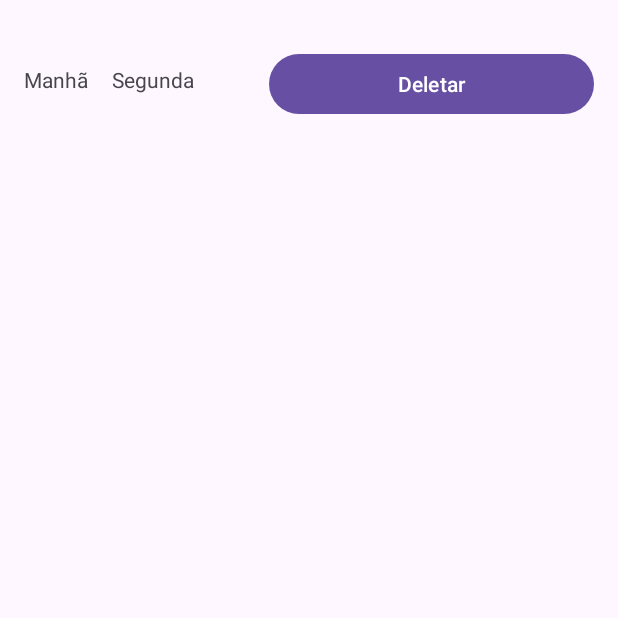
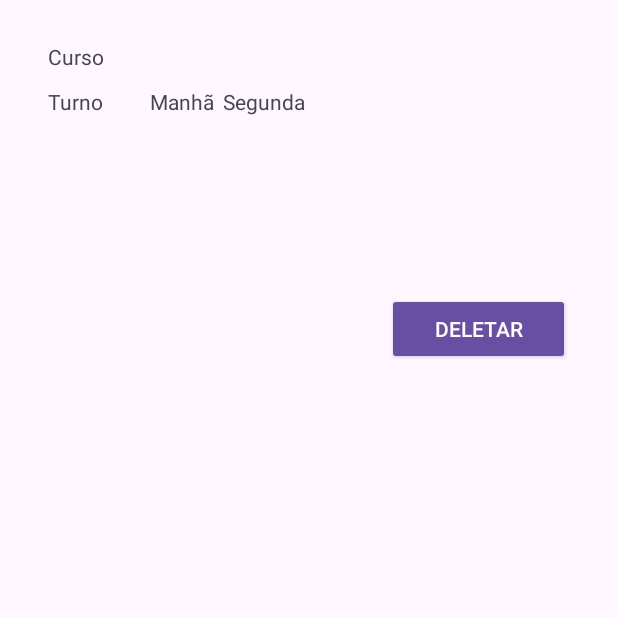
Before and after one commit to WillyamRamos93/n2_mobile, an Android app: the ListCourse screen opened directly, with no data from a screen before it, on a phone screen of 412 x 824 dp, the top half of it. Run offline under Robolectric (Android 15) with nearby library versions, the light colour scheme and no system bars.

Commit message:
Ajustado layout do recyleview, adicionado botão de deletar

```diff
--- a/app/src/main/java/com/ritter/cursoextensao/Adapter.java
+++ b/app/src/main/java/com/ritter/cursoextensao/Adapter.java
@@ -4,7 +4,9 @@
 import android.view.LayoutInflater;
 import android.view.View;
 import android.view.ViewGroup;
+import android.widget.Button;
 import android.widget.TextView;
+
 
 import androidx.recyclerview.widget.RecyclerView;
 
@@ -12,18 +14,25 @@
 import java.util.List;
 
 public class Adapter extends RecyclerView.Adapter<Adapter.CourseViewHolder> {
+
+    Button btnDelete;
+
     private Context context;
     private List<CourseModel> courseList;
+    private DataBaseHelper dbHelper;
 
     public Adapter(Context context, List<CourseModel> courseList) {
         this.context = context;
         this.courseList = courseList;
+        this.dbHelper = new DataBaseHelper(context);
     }
 
     @Override
     public CourseViewHolder onCreateViewHolder(ViewGroup parent, int viewType) {
-        View view = LayoutInflater.from(context).inflate(R.layout.coruses_item, parent, false);
-        return new CourseViewHolder(view);
+        View view = LayoutInflater.from(context).inflate(R.layout.courses_item, parent, false);
+        btnDelete = view.findViewById(R.id.btn_delete);
+        return new CourseViewHolder(view, btnDelete);
+
     }
 
     @Override
@@ -34,6 +43,20 @@
         holder.courseSessionTextView.setText(course.getSession());
         holder.courseDayTextView.setText(course.getWeekDay());
         holder.courseDescTextView.setText(course.getDescription());
+        this.btnDelete = btnDelete;
+
+        btnDelete.setOnClickListener(new View.OnClickListener() {
+            @Override
+            public void onClick(View v) {
+                dbHelper.deleteCourse(course.getId());
+                courseList.remove(position);
+                notifyDataSetChanged();
+            }
+        });
+
+
+
+
     }
 
     @Override
@@ -47,7 +70,7 @@
         TextView courseDayTextView;
         TextView courseDescTextView;
 
-        public CourseViewHolder(View itemView) {
+        public CourseViewHolder(View itemView, Button btnDelete) {
             super(itemView);
             courseNameTextView = itemView.findViewById(R.id.textViewCourseName);
             courseSessionTextView = itemView.findViewById(R.id.textViewCourseSession);
@@ -55,4 +78,6 @@
             courseDescTextView = itemView.findViewById(R.id.textViewCourseDesc);
         }
     }
+
+
 }
--- a/app/src/main/java/com/ritter/cursoextensao/DataBaseHelper.java
+++ b/app/src/main/java/com/ritter/cursoextensao/DataBaseHelper.java
@@ -123,4 +123,26 @@
         db.close();
         return returnList;
     }
+
+    public boolean deleteCourse(int courseId) {
+        SQLiteDatabase db = this.getWritableDatabase();
+        db.beginTransaction();
+        try{
+            //Excluir da tabela SCHEDULES primeiro
+            db.delete(SCHEDULES_TABLE, COLUMN_ID_COURSE + " =?", new String[]{String.valueOf(courseId)});
+
+            //Em seguida, excluir da tb COURSE
+            int rowsAffected = db.delete(COURSE_TABLE, COLUMN_COURSE_ID + " =?", new String[]{String.valueOf(courseId)});
+
+            if (rowsAffected > 0){
+                db.setTransactionSuccessful();
+                return true;
+            } else {
+                return false;
+            }
+        } finally {
+            db.endTransaction();
+            db.close();
+        }
+    }
 }
--- a/app/src/main/java/com/ritter/cursoextensao/ListCourse.java
+++ b/app/src/main/java/com/ritter/cursoextensao/ListCourse.java
@@ -5,14 +5,20 @@
 import androidx.recyclerview.widget.RecyclerView;
 
 import android.os.Bundle;
+import android.widget.Button;
 import android.widget.LinearLayout;
 
 import java.util.List;
 
 public class ListCourse extends AppCompatActivity {
 
+
+
+
     @Override
     protected void onCreate(Bundle savedInstanceState) {
+
+
         super.onCreate(savedInstanceState);
         setContentView(R.layout.activity_list_course);
 
--- a/app/src/main/res/layout/coruses_item.xml
+++ /dev/null
@@ -1,54 +0,0 @@
-<?xml version="1.0" encoding="utf-8"?>
-<!-- item_course.xml -->
-<RelativeLayout
-    xmlns:android="http://schemas.android.com/apk/res/android"
-    android:layout_width="match_parent"
-    android:layout_height="wrap_content"
-    android:padding="16dp">
-
-
-
-    <TextView
-        android:id="@+id/textViewCourseName"
-        android:layout_width="wrap_content"
-        android:layout_height="wrap_content"
-        android:text="Course Name"
-        android:textStyle="bold"/>
-
-    <TextView
-        android:id="@+id/textViewCourseSession"
-        android:layout_width="wrap_content"
-        android:layout_height="wrap_content"
-        android:layout_below="@id/textViewCourseName"
-        android:layout_marginTop="8dp"
-        android:text="Course Session" />
-
-    <TextView
-        android:id="@+id/textViewCourseDay"
-        android:layout_width="wrap_content"
-        android:layout_height="wrap_content"
-        android:layout_below="@id/textViewCourseName"
-        android:layout_toEndOf="@id/textViewCourseSession"
-        android:layout_marginTop="8dp"
-        android:layout_marginStart="16dp"
-        android:text="Course Day"/>
-
-    <TextView
-        android:id="@+id/textViewCourseDesc"
-        android:layout_width="wrap_content"
-        android:layout_height="wrap_content"
-        android:layout_below="@id/textViewCourseSession"
-        android:layout_marginTop="16dp"
-        android:text="Course Description" />
-
-    <Button
-        android:id="@+id/btn_delete"
-        android:layout_width="97dp"
-        android:layout_height="wrap_content"
-        android:layout_alignParentEnd="true"
-        android:layout_marginStart="163dp"
-        android:layout_marginTop="16dp"
-        android:layout_toEndOf="@id/textViewCourseDesc"
-        android:text="@string/delete" />
-
-</RelativeLayout>
--- /dev/null
+++ b/app/src/main/res/layout/courses_item.xml
@@ -0,0 +1,94 @@
+<?xml version="1.0" encoding="utf-8"?>
+<!-- item_course.xml -->
+<androidx.constraintlayout.widget.ConstraintLayout
+    xmlns:android="http://schemas.android.com/apk/res/android"
+    xmlns:app="http://schemas.android.com/apk/res-auto"
+    xmlns:tools="http://schemas.android.com/tools"
+    android:layout_width="match_parent"
+    android:layout_height="wrap_content"
+    android:padding="16dp">
+
+
+    <TextView
+        android:id="@+id/textViewCourseName"
+        android:layout_width="94dp"
+        android:layout_height="22dp"
+        android:layout_marginStart="12dp"
+        android:text="Course Name"
+        android:textStyle="bold"
+        app:layout_constraintStart_toEndOf="@+id/textView"
+        app:layout_constraintTop_toTopOf="@+id/textView" />
+
+    <TextView
+        android:id="@+id/textViewCourseSession"
+        android:layout_width="wrap_content"
+        android:layout_height="wrap_content"
+        android:layout_below="@id/textViewCourseName"
+        android:layout_marginStart="16dp"
+        android:layout_marginTop="8dp"
+        android:text="Course Session"
+        app:layout_constraintStart_toEndOf="@+id/textView2"
+        app:layout_constraintTop_toBottomOf="@+id/textViewCourseName" />
+
+    <TextView
+        android:id="@+id/textViewCourseDay"
+        android:layout_width="wrap_content"
+        android:layout_height="wrap_content"
+        android:layout_below="@id/textViewCourseName"
+        android:layout_marginStart="6dp"
+        android:layout_marginTop="8dp"
+        android:layout_toEndOf="@id/textViewCourseSession"
+        android:text="Course Day"
+        app:layout_constraintEnd_toEndOf="parent"
+        app:layout_constraintHorizontal_bias="0.0"
+        app:layout_constraintStart_toEndOf="@+id/textViewCourseSession"
+        app:layout_constraintTop_toBottomOf="@+id/textViewCourseName" />
+
+    <TextView
+        android:id="@+id/textViewCourseDesc"
+        android:layout_width="366dp"
+        android:layout_height="87dp"
+        android:layout_below="@id/textViewCourseSession"
+        android:layout_marginStart="16dp"
+        android:layout_marginTop="12dp"
+        android:layout_marginEnd="16dp"
+        android:text="Course Description"
+        app:layout_constraintEnd_toEndOf="parent"
+        app:layout_constraintHorizontal_bias="0.054"
+        app:layout_constraintStart_toStartOf="parent"
+        app:layout_constraintTop_toBottomOf="@+id/textView2" />
+
+    <Button
+        android:id="@+id/btn_delete"
+        style="@style/Widget.AppCompat.Button"
+        android:layout_width="122dp"
+        android:layout_height="48dp"
+        android:layout_alignParentEnd="true"
+        android:layout_marginTop="16dp"
+        android:layout_marginEnd="16dp"
+        android:layout_toEndOf="@id/textViewCourseDesc"
+        android:text="@string/delete"
+        app:layout_constraintEnd_toEndOf="parent"
+        app:layout_constraintTop_toBottomOf="@+id/textViewCourseDesc" />
+
+    <TextView
+        android:id="@+id/textView"
+        android:layout_width="56dp"
+        android:layout_height="22dp"
+        android:layout_marginStart="16dp"
+        android:layout_marginTop="12dp"
+        android:text="Curso"
+        app:layout_constraintStart_toStartOf="parent"
+        app:layout_constraintTop_toTopOf="parent" />
+
+    <TextView
+        android:id="@+id/textView2"
+        android:layout_width="52dp"
+        android:layout_height="22dp"
+        android:layout_marginStart="16dp"
+        android:layout_marginTop="8dp"
+        android:text="Turno"
+        app:layout_constraintStart_toStartOf="parent"
+        app:layout_constraintTop_toBottomOf="@+id/textView" />
+
+</androidx.constraintlayout.widget.ConstraintLayout>
```
